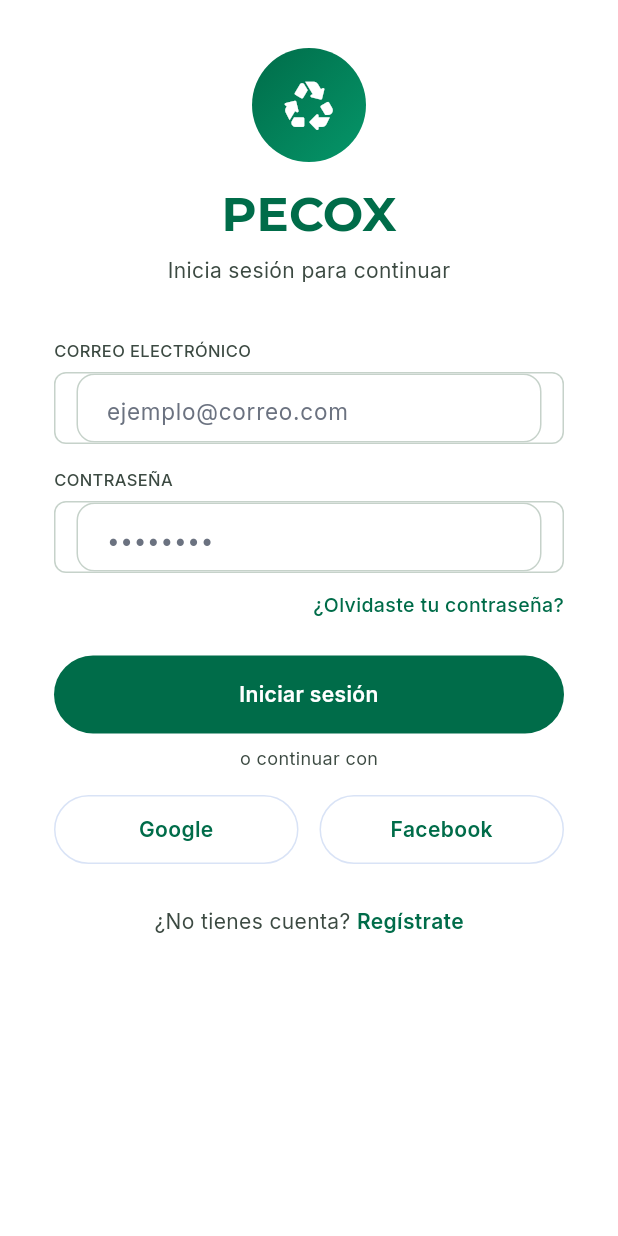
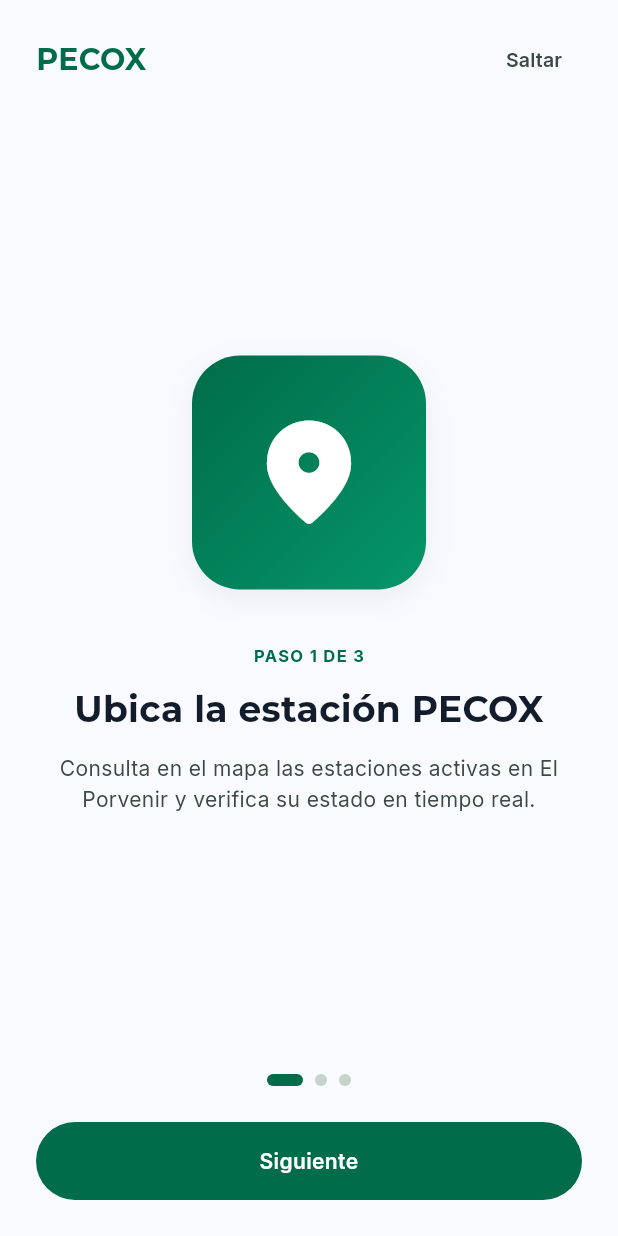
Before and after one commit to SebastyanPerez/Coronyx-appMobile, a Flutter app: the screen it shows after launch, on a phone screen of 412 x 824 dp. Run offline on Flutter 3.47's test engine with Material 3 defaults, Android fonts, the phone set to English and light mode, and no system bars; our stand-ins replace flutter_map, flutter_svg, google_fonts, latlong2, material_ui.

Commit message:
feat(ui): implementacion de splash animado , onboarding 3 pasos, shimmer y micro-animaciones

```diff
--- a/lib/app.dart
+++ b/lib/app.dart
@@ -1,6 +1,8 @@
 import 'package:material_ui/material_ui.dart';
 import 'core/router/app_routes.dart';
 import 'core/theme/app_theme.dart';
+import 'features/auth/presentation/p00_onboarding_screen.dart';
+import 'features/auth/presentation/p00_splash_screen.dart';
 import 'features/auth/presentation/p2_auth_screens.dart';
 import 'features/catalog/presentation/screens_catalog_screen.dart';
 import 'features/home_map/presentation/p2_home_map_screens.dart';
@@ -14,7 +16,7 @@ import 'features/scanner/presentation/p2_scanner_screens.dart';
 class PecoxApp extends StatelessWidget {
   const PecoxApp({
     super.key,
-    this.initialRoute = AppRoutes.p01Login,
+    this.initialRoute = AppRoutes.splash,
   });
 
   final String initialRoute;
@@ -27,6 +29,8 @@ class PecoxApp extends StatelessWidget {
       theme: AppTheme.light,
       initialRoute: initialRoute,
       routes: {
+        AppRoutes.splash: (_) => const P00SplashScreen(),
+        AppRoutes.onboarding: (_) => const P00OnboardingScreen(),
         AppRoutes.catalog: (_) => const ScreensCatalogScreen(),
         // Página 2: 02 – Versión final mejorada (32 pantallas)
         AppRoutes.p01Login: (_) => const P01LoginScreen(),
--- a/lib/core/router/app_routes.dart
+++ b/lib/core/router/app_routes.dart
@@ -1,6 +1,10 @@
 /// Catálogo completo de las 52 pantallas (32 de "02 – Versión final mejorada"
 /// + 20 de "GC Gestión del conocimiento" y "GC Estados y recorridos").
 abstract final class AppRoutes {
+  // Splash y Onboarding inicial
+  static const String splash = '/splash';
+  static const String onboarding = '/onboarding';
+
   // Catálogo / Selector rápido de las 52 pantallas
   static const String catalog = '/catalogo';
 
--- a/lib/core/theme/app_theme.dart
+++ b/lib/core/theme/app_theme.dart
@@ -72,5 +72,43 @@ abstract final class AppTheme {
             borderRadius: BorderRadius.circular(AppRadii.md),
           ),
         ),
+        pageTransitionsTheme: const PageTransitionsTheme(
+          builders: {
+            TargetPlatform.android: _PecoxPageTransitionsBuilder(),
+            TargetPlatform.iOS: _PecoxPageTransitionsBuilder(),
+            TargetPlatform.windows: _PecoxPageTransitionsBuilder(),
+            TargetPlatform.macOS: _PecoxPageTransitionsBuilder(),
+            TargetPlatform.linux: _PecoxPageTransitionsBuilder(),
+          },
+        ),
       );
 }
+
+class _PecoxPageTransitionsBuilder extends PageTransitionsBuilder {
+  const _PecoxPageTransitionsBuilder();
+
+  @override
+  Widget buildTransitions<T>(
+    PageRoute<T> route,
+    BuildContext context,
+    Animation<double> animation,
+    Animation<double> secondaryAnimation,
+    Widget child,
+  ) {
+    final curved = CurvedAnimation(
+      parent: animation,
+      curve: Curves.easeOutCubic,
+      reverseCurve: Curves.easeInCubic,
+    );
+    return FadeTransition(
+      opacity: curved,
+      child: SlideTransition(
+        position: Tween<Offset>(
+          begin: const Offset(0, 0.03),
+          end: Offset.zero,
+        ).animate(curved),
+        child: child,
+      ),
+    );
+  }
+}
--- /dev/null
+++ b/lib/features/auth/presentation/p00_onboarding_screen.dart
@@ -0,0 +1,198 @@
+import 'package:google_fonts/google_fonts.dart';
+import 'package:material_ui/material_ui.dart';
+import '../../../core/router/app_routes.dart';
+import '../../../core/theme/app_colors.dart';
+import '../../../shared/widgets/gc_pill_button.dart';
+import '../../../shared/widgets/pecox_surface_card.dart';
+
+class _OnboardingSlide {
+  const _OnboardingSlide({
+    required this.icon,
+    required this.eyebrow,
+    required this.title,
+    required this.subtitle,
+  });
+
+  final IconData icon;
+  final String eyebrow;
+  final String title;
+  final String subtitle;
+}
+
+/// 00b Onboarding rápido de 3 pasos para vecinos de El Porvenir.
+class P00OnboardingScreen extends StatefulWidget {
+  const P00OnboardingScreen({super.key});
+
+  @override
+  State<P00OnboardingScreen> createState() => _P00OnboardingScreenState();
+}
+
+class _P00OnboardingScreenState extends State<P00OnboardingScreen> {
+  final _pageController = PageController();
+  int _currentPage = 0;
+
+  static const _slides = [
+    _OnboardingSlide(
+      icon: Icons.location_on_rounded,
+      eyebrow: 'PASO 1 DE 3',
+      title: 'Ubica la estación PECOX',
+      subtitle:
+          'Consulta en el mapa las estaciones activas en El Porvenir y verifica su estado en tiempo real.',
+    ),
+    _OnboardingSlide(
+      icon: Icons.local_drink_rounded,
+      eyebrow: 'PASO 2 DE 3',
+      title: 'Deposita botellas PET 500 ml',
+      subtitle:
+          'Entrega botellas de plástico PET de 500 ml vacías y limpias. La máquina valida el peso al instante.',
+    ),
+    _OnboardingSlide(
+      icon: Icons.qr_code_scanner_rounded,
+      eyebrow: 'PASO 3 DE 3',
+      title: 'Escanea tu QR y gana premios',
+      subtitle:
+          'Presiona "Recibir QR" en la estación, escanéalo con la app para sumar +50 pts y canjéalos.',
+    ),
+  ];
+
+  @override
+  void dispose() {
+    _pageController.dispose();
+    super.dispose();
+  }
+
+  void _goToLogin() {
+    Navigator.of(context).pushReplacementNamed(AppRoutes.p01Login);
+  }
+
+  void _next() {
+    if (_currentPage < _slides.length - 1) {
+      _pageController.nextPage(
+        duration: const Duration(milliseconds: 320),
+        curve: Curves.easeOutCubic,
+      );
+    } else {
+      _goToLogin();
+    }
+  }
+
+  @override
+  Widget build(BuildContext context) {
+    final isLast = _currentPage == _slides.length - 1;
+
+    return Scaffold(
+      backgroundColor: AppColors.softAlt,
+      body: SafeArea(
+        child: Padding(
+          padding: const EdgeInsets.fromLTRB(24, 16, 24, 24),
+          child: Column(
+            children: [
+              Row(
+                mainAxisAlignment: MainAxisAlignment.spaceBetween,
+                children: [
+                  Text(
+                    'PECOX',
+                    style: GoogleFonts.montserrat(
+                      fontSize: 20,
+                      fontWeight: FontWeight.w700,
+                      color: AppColors.green,
+                    ),
+                  ),
+                  TextButton(
+                    onPressed: _goToLogin,
+                    child: Text(
+                      'Saltar',
+                      style: GoogleFonts.inter(
+                        fontSize: 13,
+                        fontWeight: FontWeight.w600,
+                        color: AppColors.muted,
+                      ),
+                    ),
+                  ),
+                ],
+              ),
+              Expanded(
+                child: PageView.builder(
+                  controller: _pageController,
+                  itemCount: _slides.length,
+                  onPageChanged: (i) => setState(() => _currentPage = i),
+                  itemBuilder: (context, index) {
+                    final slide = _slides[index];
+                    return Column(
+                      mainAxisAlignment: MainAxisAlignment.center,
+                      children: [
+                        PecoxSurfaceCard(
+                          gradient: AppGradients.ecoWalletGradient,
+                          borderColor: null,
+                          borderRadius: 32,
+                          padding: const EdgeInsets.all(36),
+                          child: Icon(
+                            slide.icon,
+                            size: 84,
+                            color: AppColors.white,
+                          ),
+                        ),
+                        const SizedBox(height: 36),
+                        Text(
+                          slide.eyebrow,
+                          style: GoogleFonts.inter(
+                            fontSize: 11,
+                            fontWeight: FontWeight.w700,
+                            letterSpacing: 0.9,
+                            color: AppColors.green,
+                          ),
+                        ),
+                        const SizedBox(height: 10),
+                        Text(
+                          slide.title,
+                          textAlign: TextAlign.center,
+                          style: GoogleFonts.montserrat(
+                            fontSize: 24,
+                            fontWeight: FontWeight.w700,
+                            color: AppColors.navy,
+                          ),
+                        ),
+                        const SizedBox(height: 12),
+                        Text(
+                          slide.subtitle,
+                          textAlign: TextAlign.center,
+                          style: GoogleFonts.inter(
+                            fontSize: 14,
+                            height: 1.5,
+                            color: AppColors.muted,
+                          ),
+                        ),
+                      ],
+                    );
+                  },
+                ),
+              ),
+              Row(
+                mainAxisAlignment: MainAxisAlignment.center,
+                children: List.generate(_slides.length, (index) {
+                  final active = index == _currentPage;
+                  return AnimatedContainer(
+                    duration: const Duration(milliseconds: 220),
+                    margin: const EdgeInsets.symmetric(horizontal: 4),
+                    width: active ? 24 : 8,
+                    height: 8,
+                    decoration: BoxDecoration(
+                      color: active ? AppColors.green : AppColors.borderSage,
+                      borderRadius: BorderRadius.circular(AppRadii.pill),
+                    ),
+                  );
+                }),
+              ),
+              const SizedBox(height: 24),
+              GcPillButton(
+                label: isLast ? 'Comenzar' : 'Siguiente',
+                isPrimary: true,
+                onPressed: _next,
+              ),
+            ],
+          ),
+        ),
+      ),
+    );
+  }
+}
--- a/lib/shared/widgets/gc_pill_button.dart
+++ b/lib/shared/widgets/gc_pill_button.dart
@@ -1,9 +1,11 @@
+import 'package:flutter/services.dart';
 import 'package:material_ui/material_ui.dart';
 import '../../core/theme/app_colors.dart';
 import '../../core/theme/app_typography.dart';
 
-/// Botón tipo píldora (primario verde sólido o secundario blanco con borde).
-class GcPillButton extends StatelessWidget {
+/// Botón tipo píldora (primario verde sólido o secundario blanco con borde)
+/// con efecto de escala táctil y respuesta háptica.
+class GcPillButton extends StatefulWidget {
   const GcPillButton({
     super.key,
     required this.label,
@@ -16,28 +18,50 @@ class GcPillButton extends StatelessWidget {
   final bool isPrimary;
 
   @override
+  State<GcPillButton> createState() => _GcPillButtonState();
+}
+
+class _GcPillButtonState extends State<GcPillButton> {
+  bool _pressed = false;
+
+  @override
   Widget build(BuildContext context) {
-    final backgroundColor = isPrimary ? AppColors.green : AppColors.white;
+    final backgroundColor = widget.isPrimary ? AppColors.green : AppColors.white;
 
-    return Material(
+    return AnimatedScale(
+      scale: _pressed ? 0.97 : 1.0,
+      duration: const Duration(milliseconds: 110),
+      curve: Curves.easeOut,
+      child: Material(
         color: backgroundColor,
         borderRadius: BorderRadius.circular(AppRadii.pill),
         child: InkWell(
-        onTap: onPressed,
+          onTap: widget.onPressed == null
+              ? null
+              : () {
+                  HapticFeedback.lightImpact();
+                  widget.onPressed!();
+                },
+          onHighlightChanged: (value) {
+            if (_pressed != value) setState(() => _pressed = value);
+          },
           borderRadius: BorderRadius.circular(AppRadii.pill),
           child: Container(
             width: double.infinity,
-          height: isPrimary ? 52 : 46,
+            height: widget.isPrimary ? 52 : 46,
             padding: const EdgeInsets.symmetric(horizontal: 16),
             decoration: BoxDecoration(
-            border: isPrimary ? null : Border.all(color: AppColors.border),
+              border: widget.isPrimary
+                  ? null
+                  : Border.all(color: AppColors.border),
               borderRadius: BorderRadius.circular(AppRadii.pill),
             ),
             alignment: Alignment.center,
             child: Text(
-            label,
-            style: AppTypography.buttonLabel(isPrimary: isPrimary),
+              widget.label,
+              style: AppTypography.buttonLabel(isPrimary: widget.isPrimary),
               textAlign: TextAlign.center,
+            ),
           ),
         ),
       ),
```
Also changed, not shown: lib/features/auth/presentation/p00_splash_screen.dart (added, +140 -0 lines), lib/features/home_map/presentation/p2_home_map_screens.dart (+8 -2 lines), lib/features/rewards/presentation/p2_rewards_screens.dart (+27 -3 lines), lib/shared/widgets/pecox_fade_slide_in.dart (added, +51 -0 lines), lib/shared/widgets/pecox_shimmer_card.dart (added, +63 -0 lines). Lines whose indentation alone changed are shown as unchanged.
